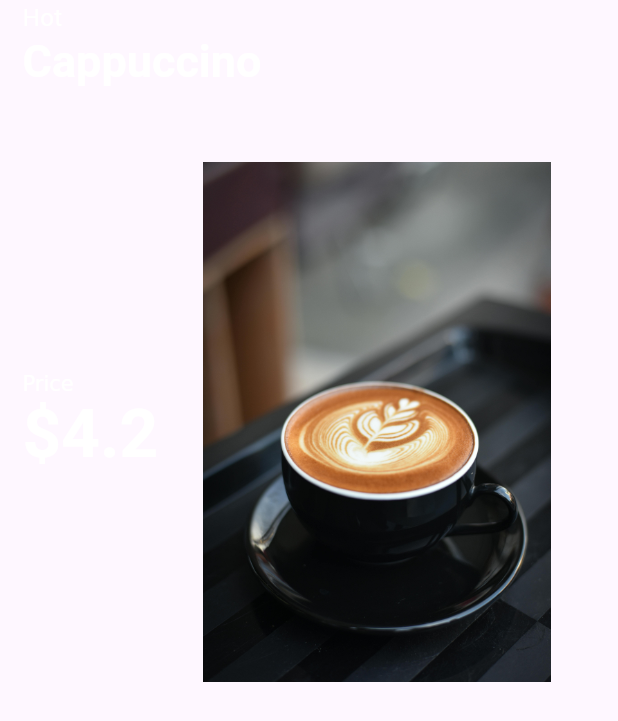
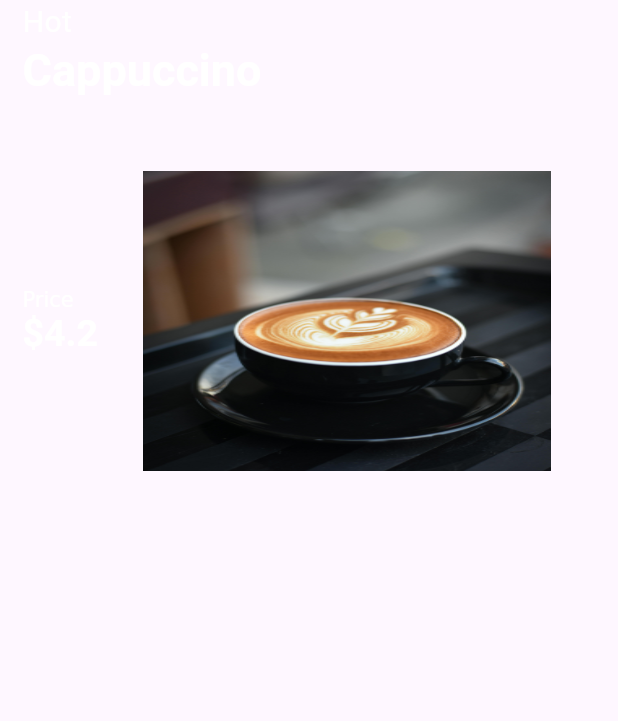
Before and after one commit to HarshilJethva73/Coffeeshop_UI, a Flutter app: the Main widget shown alone on an empty page, opened directly with sample values from the repository, on a phone screen of 412 x 824 dp. Shown: the top 721 px of the screen. Run offline on Flutter 3.47's test engine with Material 3 defaults, Android fonts, the light colour scheme and no system bars; our stand-ins replace font_awesome_flutter.

Commit message:
Updated image size

```diff
--- a/lib/detail_screen/components/main.dart
+++ b/lib/detail_screen/components/main.dart
@@ -12,7 +12,7 @@
       child: Column(
         crossAxisAlignment: CrossAxisAlignment.start,
         children: [
-          Text('Hot', style: TextStyle(color: Colors.white, fontSize: 16.0)),
+          Text('Hot', style: TextStyle(color: Colors.white, fontSize: 20.0)),
           Text(
             coffee.name,
             style: Theme.of(context).textTheme.displayMedium!.copyWith(
@@ -34,6 +34,7 @@
                           .copyWith(
                             color: Colors.white,
                             fontWeight: FontWeight.bold,
+                            fontSize: 25.0,
                           ),
                     ),
                   ],
@@ -44,7 +45,11 @@
                   padding: const EdgeInsets.all(30.0),
                   child: Hero(
                     tag: '${coffee.id}',
-                    child: Image.asset(coffee.image, fit: BoxFit.fill),
+                    child: Image.asset(
+                      coffee.image,
+                      height: 200,
+                      fit: BoxFit.fill,
+                    ),
                   ),
                 ),
               ),
```
